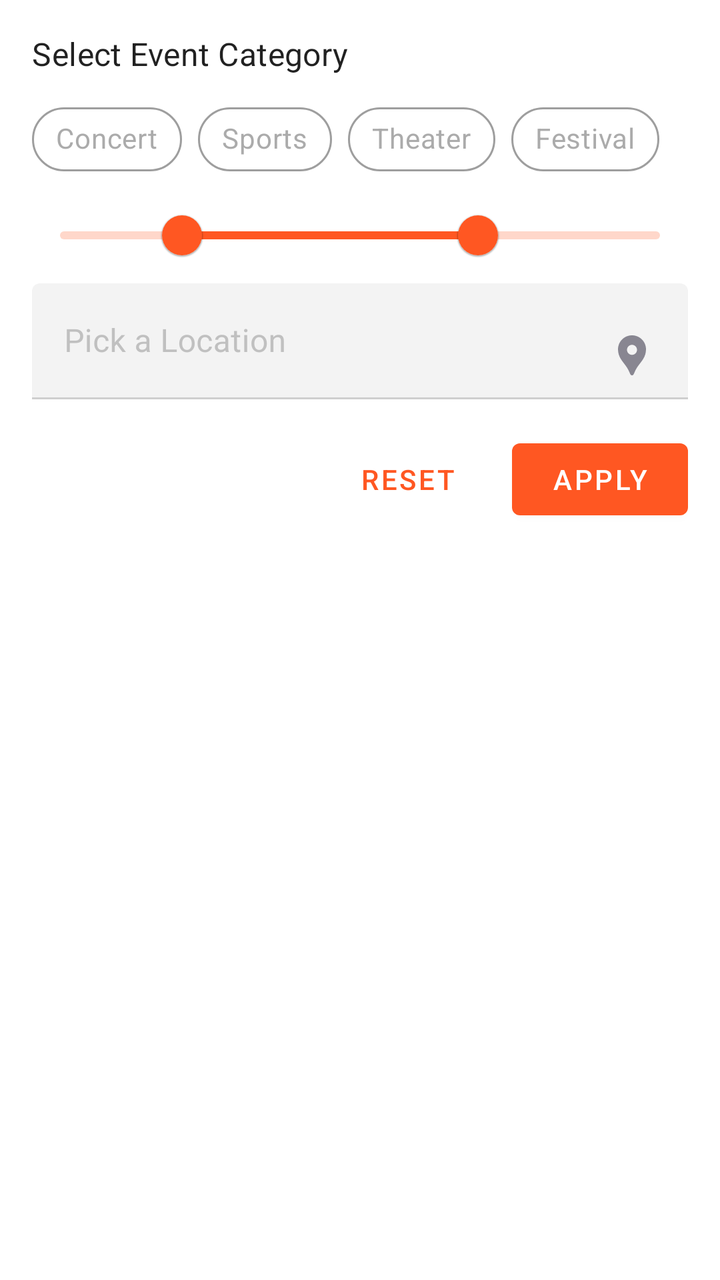
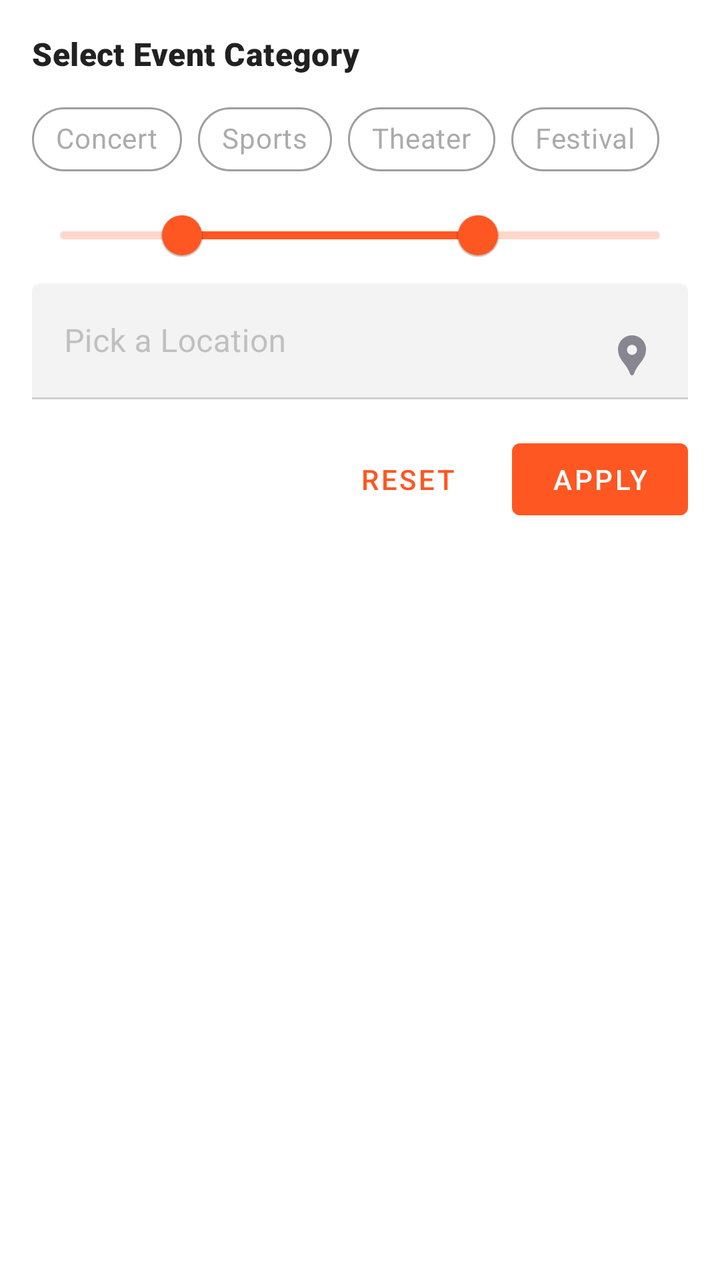

Two renders of the same Android screen: before a commit and after it. Below are the layout's source before the change and the commit's diff.
<!-- AndroidManifest.xml: application theme Theme.TickoJet -->
<!-- res/layout/bottom_sheet_filter_events.xml -->
<?xml version="1.0" encoding="utf-8"?>
<LinearLayout
    xmlns:android="http://schemas.android.com/apk/res/android"
    xmlns:app="http://schemas.android.com/apk/res-auto"
    android:layout_width="match_parent"
    android:layout_height="wrap_content"
    android:orientation="vertical"
    android:padding="16dp"
    android:background="?attr/colorSurface">

    
    <TextView
        android:layout_width="wrap_content"
        android:layout_height="wrap_content"
        android:text="Select Event Category"
        android:textAppearance="?attr/textAppearanceSubtitle1"
        android:paddingBottom="8dp"/>

    <com.google.android.material.chip.ChipGroup
        android:id="@+id/category_chip_group"
        android:layout_width="match_parent"
        android:layout_height="wrap_content"
        app:singleSelection="false">

        <com.google.android.material.chip.Chip
            android:id="@+id/chip_concert"
            style="@style/CustomChipStyle"
            android:layout_width="wrap_content"
            android:layout_height="wrap_content"
            android:text="Concert"/>

        <com.google.android.material.chip.Chip
            android:id="@+id/chip_sports"
            style="@style/CustomChipStyle"
            android:layout_width="wrap_content"
            android:layout_height="wrap_content"
            android:text="Sports"/>

        <com.google.android.material.chip.Chip
            android:id="@+id/chip_theater"
            style="@style/CustomChipStyle"
            android:layout_width="wrap_content"
            android:layout_height="wrap_content"
            android:text="Theater"/>

        <com.google.android.material.chip.Chip
            android:id="@+id/chip_festival"
            style="@style/CustomChipStyle"
            android:layout_width="wrap_content"
            android:layout_height="wrap_content"
            android:text="Festival"/>
    </com.google.android.material.chip.ChipGroup>

    
    <com.google.android.material.slider.RangeSlider
        android:id="@+id/price_range_slider"
        android:layout_width="match_parent"
        android:layout_height="wrap_content"
        app:stepSize="25"
        app:values="@array/initial_slider_values"
        android:valueFrom="0.0"
        android:valueTo="100.0"
        app:haloColor="@color/sky_blue"/>

    
    <com.google.android.material.textfield.TextInputLayout
        android:layout_width="match_parent"
        android:layout_height="wrap_content"
        android:hint="Pick a Location">

        <com.google.android.material.textfield.TextInputEditText
            android:id="@+id/location_picker"
            android:layout_width="match_parent"
            android:layout_height="wrap_content"
            android:inputType="none"
            android:focusable="false"
            android:drawableEnd="@drawable/ic_location"/>
    </com.google.android.material.textfield.TextInputLayout>

    
    <LinearLayout
        android:layout_width="match_parent"
        android:layout_height="wrap_content"
        android:orientation="horizontal"
        android:gravity="end"
        android:paddingTop="16dp">

        <com.google.android.material.button.MaterialButton
            android:id="@+id/reset_button"
            android:layout_width="wrap_content"
            android:layout_height="wrap_content"
            android:text="Reset"
            style="@style/Widget.MaterialComponents.Button.TextButton"/>

        <com.google.android.material.button.MaterialButton
            android:id="@+id/apply_button"
            android:layout_width="wrap_content"
            android:layout_height="wrap_content"
            android:text="Apply"
            android:layout_marginStart="8dp"/>
    </LinearLayout>

</LinearLayout>
<!-- resources referenced by this layout -->
<resources>
  <array name="initial_slider_values">
          <item>20.0</item>
          <item>70.0</item>
      </array>
  <color name="sky_blue">#03A9F4</color>
  <!-- drawable ic_location (drawable) -->
  <vector xmlns:android="http://schemas.android.com/apk/res/android" android:height="24dp" android:tint="#888691" android:viewportHeight="24" android:viewportWidth="24" android:width="24dp">
        
      <path android:fillColor="@android:color/white" android:pathData="M12,2L12,2C8.13,2 5,5.13 5,9c0,1.74 0.5,3.37 1.41,4.84c0.95,1.54 2.2,2.86 3.16,4.4c0.47,0.75 0.81,1.45 1.17,2.26C11,21.05 11.21,22 12,22h0c0.79,0 1,-0.95 1.25,-1.5c0.37,-0.81 0.7,-1.51 1.17,-2.26c0.96,-1.53 2.21,-2.85 3.16,-4.4C18.5,12.37 19,10.74 19,9C19,5.13 15.87,2 12,2zM12,11.75c-1.38,0 -2.5,-1.12 -2.5,-2.5s1.12,-2.5 2.5,-2.5s2.5,1.12 2.5,2.5S13.38,11.75 12,11.75z"/>
      
  </vector>
  <style name="CustomChipStyle" parent="Widget.MaterialComponents.Chip.Filter">
          <item name="chipStrokeWidth">1dp</item>
          <item name="chipStrokeColor">@color/gray</item>
          <item name="chipBackgroundColor">@color/white</item>
          <item name="checkedIconVisible">true</item>
      </style>
  <style name="Theme.TickoJet" parent="Theme.MaterialComponents.DayNight.NoActionBar">
          
          <item name="colorPrimary">@color/deep_orange</item>
          <item name="colorPrimaryVariant">@color/deep_orange_dark</item>
          <item name="colorOnPrimary">@color/white</item>
  
          
          <item name="colorSecondary">@color/sky_blue</item>
          <item name="colorSecondaryVariant">@color/sky_blue_dark</item>
          <item name="colorOnSecondary">@color/white</item>
  
          
          <item name="android:colorBackground">@color/light_gray</item>
          <item name="colorSurface">@color/white</item>
          <item name="colorOnBackground">@color/dark_gray</item>
          <item name="colorOnSurface">@color/gray</item>
  
          
          <item name="android:statusBarColor">?attr/colorPrimaryVariant</item>
  
          
          <item name="colorError">@color/error_red</item>
          <item name="colorSuccess">?attr/colorSuccess</item>
          <item name="colorWarning">?attr/colorWarning</item>
  
  
          
          <item name="bottomNavigationStyle">@style/Widget.TickoJet.BottomNavigationView</item>
          
  
  
  
          <item name="android:windowEnterAnimation">@anim/slide_up</item>
          <item name="android:windowExitAnimation">@anim/fade_out</item>
  
      </style>
  <color name="gray">#9E9E9E</color>
  <color name="white">#FFFFFF</color>
  <color name="deep_orange">#FF5722</color>
  <color name="deep_orange_dark">#E64A19</color>
  <color name="sky_blue_dark">#0288D1</color>
  <color name="light_gray">#F0F0F0</color>
  <color name="dark_gray">#424242</color>
  <color name="error_red">#D32F2F</color>
  <style name="Widget.TickoJet.BottomNavigationView" parent="Widget.MaterialComponents.BottomNavigationView">
          <item name="materialThemeOverlay">@style/ThemeOverlay.TickoJet.BottomNavigationView</item>
      </style>
  <style name="ThemeOverlay.TickoJet.BottomNavigationView" parent="">
          <item name="colorSurface">?attr/colorPrimary</item>
          <item name="colorOnSurface">@color/white</item>
      </style>
</resources>

<!-- the commit's change to res/layout/bottom_sheet_filter_events.xml (unified diff, before → after) -->
@@ -13,6 +13,7 @@
         android:layout_width="wrap_content"
         android:layout_height="wrap_content"
         android:text="Select Event Category"
+        android:fontFamily="sans-serif-black"
         android:textAppearance="?attr/textAppearanceSubtitle1"
         android:paddingBottom="8dp"/>
 
@@ -27,28 +28,32 @@
             style="@style/CustomChipStyle"
             android:layout_width="wrap_content"
             android:layout_height="wrap_content"
-            android:text="Concert"/>
+            android:fontFamily="sans-serif"
+            android:text="Concert" />
 
         <com.google.android.material.chip.Chip
             android:id="@+id/chip_sports"
             style="@style/CustomChipStyle"
             android:layout_width="wrap_content"
             android:layout_height="wrap_content"
-            android:text="Sports"/>
+            android:fontFamily="sans-serif"
+            android:text="Sports" />
 
         <com.google.android.material.chip.Chip
             android:id="@+id/chip_theater"
             style="@style/CustomChipStyle"
             android:layout_width="wrap_content"
             android:layout_height="wrap_content"
-            android:text="Theater"/>
+            android:fontFamily="sans-serif"
+            android:text="Theater" />
 
         <com.google.android.material.chip.Chip
             android:id="@+id/chip_festival"
             style="@style/CustomChipStyle"
             android:layout_width="wrap_content"
             android:layout_height="wrap_content"
-            android:text="Festival"/>
+            android:fontFamily="sans-serif"
+            android:text="Festival" />
     </com.google.android.material.chip.ChipGroup>
 
     
@@ -56,7 +61,6 @@
         android:id="@+id/price_range_slider"
         android:layout_width="match_parent"
         android:layout_height="wrap_content"
-        app:stepSize="25"
         app:values="@array/initial_slider_values"
         android:valueFrom="0.0"
         android:valueTo="100.0"
@@ -72,9 +76,10 @@
             android:id="@+id/location_picker"
             android:layout_width="match_parent"
             android:layout_height="wrap_content"
-            android:inputType="none"
+            android:drawableEnd="@drawable/ic_location"
             android:focusable="false"
-            android:drawableEnd="@drawable/ic_location"/>
+            android:fontFamily="sans-serif"
+            android:inputType="none" />
     </com.google.android.material.textfield.TextInputLayout>
 
     
@@ -87,17 +92,19 @@
 
         <com.google.android.material.button.MaterialButton
             android:id="@+id/reset_button"
+            style="@style/Widget.MaterialComponents.Button.TextButton"
             android:layout_width="wrap_content"
             android:layout_height="wrap_content"
-            android:text="Reset"
-            style="@style/Widget.MaterialComponents.Button.TextButton"/>
+            android:fontFamily="sans-serif-medium"
+            android:text="Reset" />
 
         <com.google.android.material.button.MaterialButton
             android:id="@+id/apply_button"
             android:layout_width="wrap_content"
             android:layout_height="wrap_content"
-            android:text="Apply"
-            android:layout_marginStart="8dp"/>
+            android:layout_marginStart="8dp"
+            android:fontFamily="sans-serif-medium"
+            android:text="Apply" />
     </LinearLayout>
 
 </LinearLayout>
